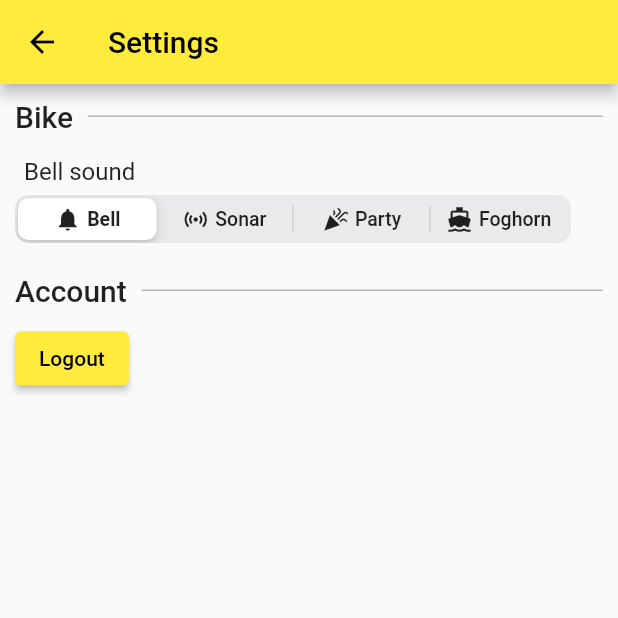
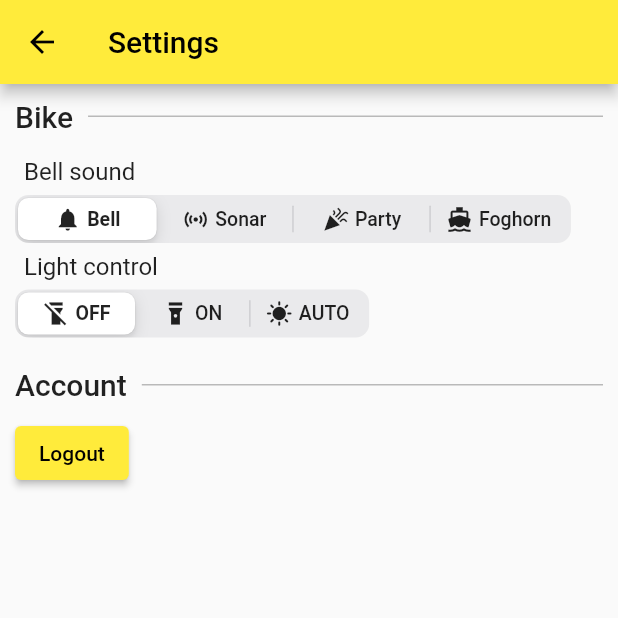
Before and after one commit to mjarkk/vanmoof-web-controller, a Flutter app: the Settings screen opened directly with empty values, on a phone screen of 412 x 824 dp, the top half of it. Run offline on Flutter 3.47's test engine with Material 2 defaults, Android fonts, the phone set to English and light mode, and no system bars; drawn by our look-alikes of modal_bottom_sheet; our stand-ins replace dio, email_validator, flutter_blue_plus, flutter_secure_storage, hex, hive and 1 more; missing offline and left inert: animated_fractionally_sized_box, pointycastle; accounts and stored records are empty.

Commit message:
Add light control to the bike settings page. (#33)
* Why don't you work... :!

* Fixed

* Icon fix

* Enable dummy on debug run

```diff
--- a/app/lib/bike/bike.dart
+++ b/app/lib/bike/bike.dart
@@ -19,7 +19,8 @@ class Bike {
         lock = BikeLockState(),
         battery = BikeBatteryState(),
         info = BikeInfo(),
-        bell = BikeBellState();
+        bell = BikeBellState(),
+        light = BikeLightState();
 
   @HiveField(0)
   final int id;
@@ -49,6 +50,7 @@ class Bike {
   final BikeBatteryState battery;
   final BikeInfo info;
   final BikeBellState bell;
+  final BikeLightState light;
 
   List<String> get bluetoothName {
     final bleNameSuffix = macAddress.replaceAll(':', '');
@@ -92,6 +94,7 @@ abstract class BikeConnection {
   Future<SpeedLimit> setSpeedLimit(SpeedLimit speedLimit);
   Future<PowerLevel> setPowerLvl(PowerLevel lvl);
   Future<BellSound> setBellSound(BellSound sound);
+  Future<LightState> setLightState(LightState state);
   Future<void> unlock();
 }
 
@@ -100,6 +103,8 @@ enum SpeedLimit { jp, eu, us, noLimit }
 enum PowerLevel { off, first, second, third, fourth, max }
 
 enum BellSound { bell, sonar, party, foghorn }
+
+enum LightState { off, on, auto }
 
 List<SpeedLimit> speedLimits(bool debugPowerLevelAvailable) {
   final resp = [
@@ -152,9 +157,21 @@ Map<BellSound, String> bellSoundsToString = {
   BellSound.foghorn: 'Foghorn',
 };
 
+Map<LightState, String> lightStatesToString = {
+  LightState.off: 'OFF',
+  LightState.on: 'ON',
+  LightState.auto: 'AUTO',
+};
+
 IconData bellIcon(BellSound sound) => <BellSound, IconData>{
       BellSound.bell: Icons.notifications,
       BellSound.sonar: Icons.sensors,
       BellSound.party: Icons.celebration,
       BellSound.foghorn: Icons.directions_boat,
     }[sound]!;
+
+IconData lightIcon(LightState state) => <LightState, IconData>{
+      LightState.off: Icons.flashlight_off,
+      LightState.on: Icons.flashlight_on,
+      LightState.auto: Icons.sunny,
+    }[state]!;
--- a/app/lib/bike/dummy.dart
+++ b/app/lib/bike/dummy.dart
@@ -27,4 +27,10 @@ class DummyBikeConnection implements BikeConnection {
     bike.bell.bellSound = sound;
     return sound;
   }
+
+  @override
+  Future<LightState> setLightState(LightState state) async {
+    bike.light.lightState = state;
+    return state;
+  }
 }
--- a/app/lib/bike/models.dart
+++ b/app/lib/bike/models.dart
@@ -17,9 +17,11 @@ class ListenToBikeState extends StatelessWidget {
             child: ChangeNotifierProvider.value(
                 value: bike.battery,
                 child: ChangeNotifierProvider.value(
-                  value: bike.bell,
-                  child: child,
-                ))));
+                    value: bike.bell,
+                    child: ChangeNotifierProvider.value(
+                      value: bike.light,
+                      child: child,
+                    )))));
   }
 }
 
@@ -74,6 +76,15 @@ class BikeBellState extends ChangeNotifier {
   }
 }
 
+class BikeLightState extends ChangeNotifier {
+  LightState _lightState = LightState.off;
+  LightState get lightState => _lightState;
+  set lightState(LightState value) {
+    _lightState = value;
+    notifyListeners();
+  }
+}
+
 class BikeInfo extends ChangeNotifier {
   List<int> _version = [1, 8, 0];
   List<int> get version => _version;
--- a/app/lib/bike/real.dart
+++ b/app/lib/bike/real.dart
@@ -289,6 +289,27 @@ class RealBikeConnection implements BikeConnection {
     bike.bell.bellSound = parsedSound;
     return parsedSound;
   }
+
+  @override
+  Future<LightState> setLightState(LightState state) async {
+    final asNr = {
+      LightState.off: 0x0,
+      LightState.on: 0x1,
+      LightState.auto: 0x2,
+    }[state]!;
+
+    await bltWriteEncrypted(lightMode!, [asNr, 0x1]);
+
+    return await bltReadLightState();
+  }
+
+  Future<LightState> bltReadLightState() async {
+    final value = await bltReadAndDecrypt(lightMode!);
+    final parsedState = _lightStateToEnum(value.isEmpty ? 0x0 : value[0]);
+    bike.light.lightState = parsedState;
+    return parsedState;
+  }
+
 }
 
 SpeedLimit _speedLimitToEnum(int nr) =>
@@ -317,3 +338,11 @@ BellSound _bellSoundToEnum(int nr) =>
       0x18: BellSound.foghorn,
     }[nr] ??
     BellSound.sonar;
+
+LightState _lightStateToEnum(int nr) =>
+    {
+      0x0: LightState.off,
+      0x1: LightState.on,
+      0x2: LightState.auto,
+    }[nr] ??
+    LightState.off;
--- a/app/lib/routes/home.dart
+++ b/app/lib/routes/home.dart
@@ -1,5 +1,6 @@
 import 'package:flutter/material.dart';
 import 'package:flutter/services.dart';
+import 'package:flutter/foundation.dart';
 import 'package:flutter_blue_plus/flutter_blue_plus.dart';
 import 'package:modal_bottom_sheet/modal_bottom_sheet.dart';
 import '../bike/bike.dart';
@@ -22,7 +23,7 @@ class _HomeState extends State<Home> {
 
   final List<Bike> bikes;
   int selectedBikeIdx = 0;
-  bool useDummy = true;
+  bool useDummy = kDebugMode;
 
   searchForBikes() async {
     FlutterBluePlus flutterBlue = FlutterBluePlus.instance;
--- a/app/lib/routes/settings.dart
+++ b/app/lib/routes/settings.dart
@@ -51,6 +51,7 @@ class Settings extends StatelessWidget {
                   title: 'Bike',
                   children: [
                     BellSoundControl(bike),
+                    LightStateControl(bike),
                   ],
                 ),
                 _Section(
@@ -105,6 +106,54 @@ class BellSoundControl extends StatelessWidget {
                       padding: const EdgeInsets.only(right: 4),
                       child: Icon(
                         bellIcon(key),
+                        size: 18,
+                      ),
+                    ),
+                    Text(value)
+                  ],
+                ),
+              )),
+        ),
+      ],
+    );
+  }
+}
+
+class LightStateControl extends StatelessWidget {
+  const LightStateControl(this.bike, {super.key});
+
+  final Bike bike;
+
+  mightSetNewLightState(LightState? value) {
+    if (value != null) bike.connection?.setLightState(value);
+  }
+
+  @override
+  Widget build(BuildContext context) {
+    final lightState = context.watch<BikeLightState>();
+
+    return Column(
+      crossAxisAlignment: CrossAxisAlignment.start,
+      children: [
+        const Padding(
+          padding: EdgeInsets.all(6),
+          child: Text(
+            'Light control',
+            style: TextStyle(fontSize: 16),
+          ),
+        ),
+        CupertinoSlidingSegmentedControl(
+          onValueChanged: mightSetNewLightState,
+          groupValue: lightState.lightState,
+          children: lightStatesToString.map((key, value) => MapEntry(
+                key,
+                Row(
+                  mainAxisAlignment: MainAxisAlignment.center,
+                  children: [
+                    Padding(
+                      padding: const EdgeInsets.only(right: 4),
+                      child: Icon(
+                        lightIcon(key),
                         size: 18,
                       ),
                     ),
```
Also changed, not shown: 1 other file.
